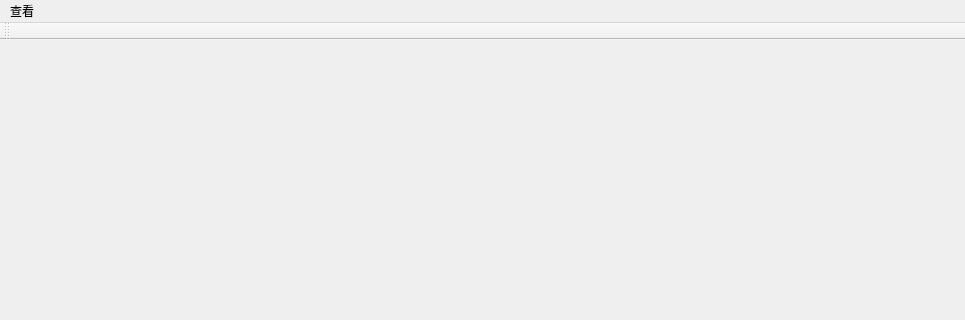
Tangzixia/Digital-Prototype, file prototype_v0719/mainwindow.ui: the form before one commit; both pictures show x 0 to 965 and y 0 to 320 of the 965 by 501 pixel window.
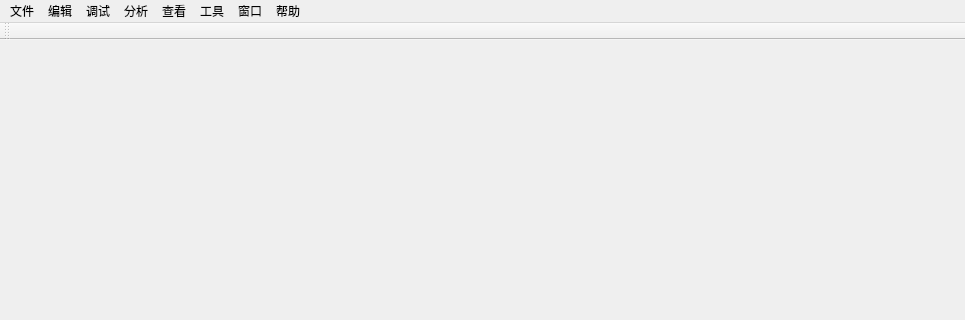
The form after the commit.

Commit message: 添加菜单项

```diff
--- a/prototype_v0719/mainwindow.ui
+++ b/prototype_v0719/mainwindow.ui
@@ -23,7 +23,7 @@
      <x>0</x>
      <y>0</y>
      <width>965</width>
-     <height>28</height>
+     <height>21</height>
     </rect>
    </property>
    <widget class="QMenu" name="menu">
@@ -32,7 +32,71 @@
     </property>
     <addaction name="actionOpenGL"/>
    </widget>
+   <widget class="QMenu" name="menu_2">
+    <property name="title">
+     <string>文件</string>
+    </property>
+    <addaction name="actionopenproject"/>
+    <addaction name="actionopenfile"/>
+    <addaction name="actionrecentproject"/>
+    <addaction name="separator"/>
+    <addaction name="actionsaveproject"/>
+    <addaction name="actionsaveallproject"/>
+    <addaction name="separator"/>
+    <addaction name="actioncloseproject"/>
+    <addaction name="actioncloseallproject"/>
+    <addaction name="actionexit"/>
+   </widget>
+   <widget class="QMenu" name="menu_3">
+    <property name="title">
+     <string>编辑</string>
+    </property>
+    <addaction name="actionredo"/>
+    <addaction name="actionundo"/>
+    <addaction name="actiondelete"/>
+    <addaction name="actionedit"/>
+   </widget>
+   <widget class="QMenu" name="menu_4">
+    <property name="title">
+     <string>调试</string>
+    </property>
+    <addaction name="actionstart"/>
+    <addaction name="actionstop"/>
+    <addaction name="actioninterrupt"/>
+    <addaction name="actioncontinue"/>
+   </widget>
+   <widget class="QMenu" name="menu_5">
+    <property name="title">
+     <string>分析</string>
+    </property>
+   </widget>
+   <widget class="QMenu" name="menu_6">
+    <property name="title">
+     <string>工具</string>
+    </property>
+    <addaction name="actionoption"/>
+   </widget>
+   <widget class="QMenu" name="menu_7">
+    <property name="title">
+     <string>窗口</string>
+    </property>
+    <addaction name="actionfullScreen"/>
+   </widget>
+   <widget class="QMenu" name="menu_8">
+    <property name="title">
+     <string>帮助</string>
+    </property>
+    <addaction name="actionabout"/>
+    <addaction name="actionhelp"/>
+   </widget>
+   <addaction name="menu_2"/>
+   <addaction name="menu_3"/>
+   <addaction name="menu_4"/>
+   <addaction name="menu_5"/>
    <addaction name="menu"/>
+   <addaction name="menu_6"/>
+   <addaction name="menu_7"/>
+   <addaction name="menu_8"/>
   </widget>
   <widget class="QToolBar" name="mainToolBar">
    <attribute name="toolBarArea">
```
Left out of the diff: 100 changed lines with no effect on the pictures. The commit also changes 2 other files.
